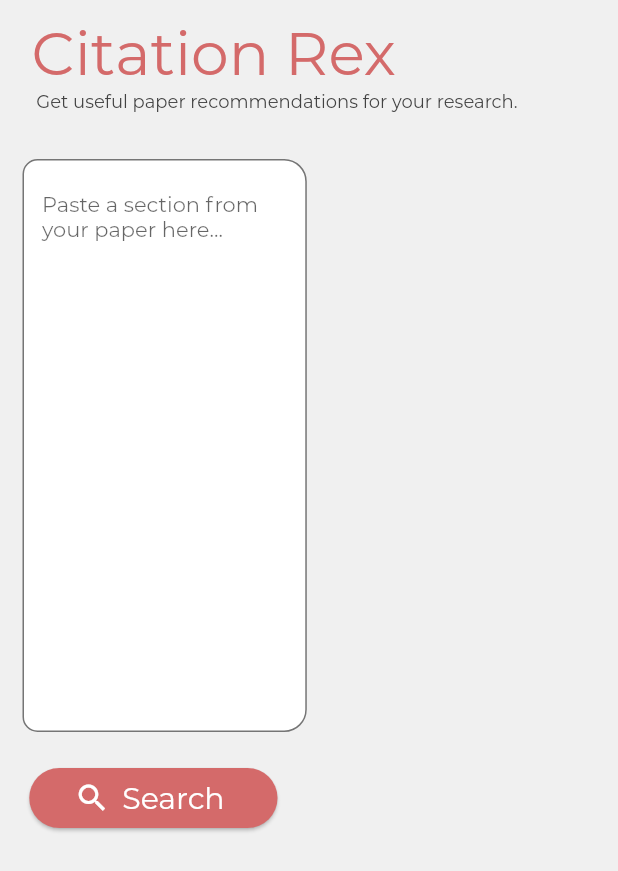
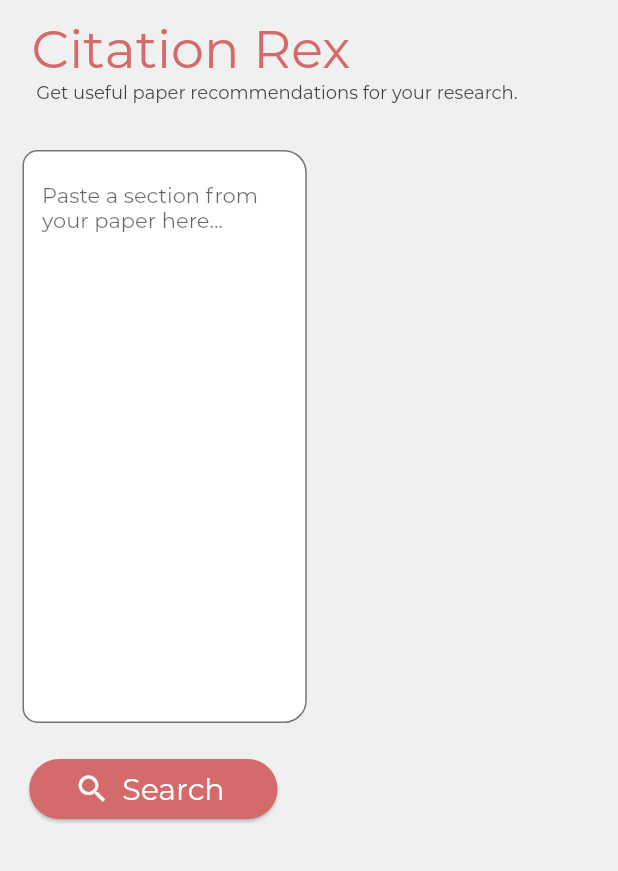
Before and after one commit to sebastiancelis98/CitationRexApp, a Flutter app: the screen it shows after launch, on a phone screen of 412 x 824 dp. Shown: the top 871 px of the screen. Run offline on Flutter 3.47's test engine with Material 2 defaults, Android fonts, the light colour scheme and no system bars.

Commit message:
Reduce title font size

```diff
--- a/lib/controller/recommender.dart
+++ b/lib/controller/recommender.dart
@@ -32,10 +32,16 @@
 
     int id = 1;
     for(Map paper in parsedData['papers']){
+      String title = capitalizeWords(paper['title']);
+      String authors = paper['authors'].toString().replaceAll('[', '').replaceAll(']', '');
+      authors = capitalizeWords(authors);
+
+
       Recommendation rec = Recommendation(
         id: id++,
         authors: capitalizeWords(paper['authors'].toString().replaceAll('[', '').replaceAll(']', '')),
         title: capitalizeWords(paper['title']),
+        decisivewords: paper['decisive_word']
       );
       recs.add(rec);
     }
--- a/lib/main.dart
+++ b/lib/main.dart
@@ -87,7 +87,7 @@
                       style: TextStyle(
                         fontFamily: 'Montserrat',
                         color: Theme.of(context).primaryColor,
-                        fontSize: 40,
+                        fontSize: 35,
                       ),
                     ),
                     Text(
```
